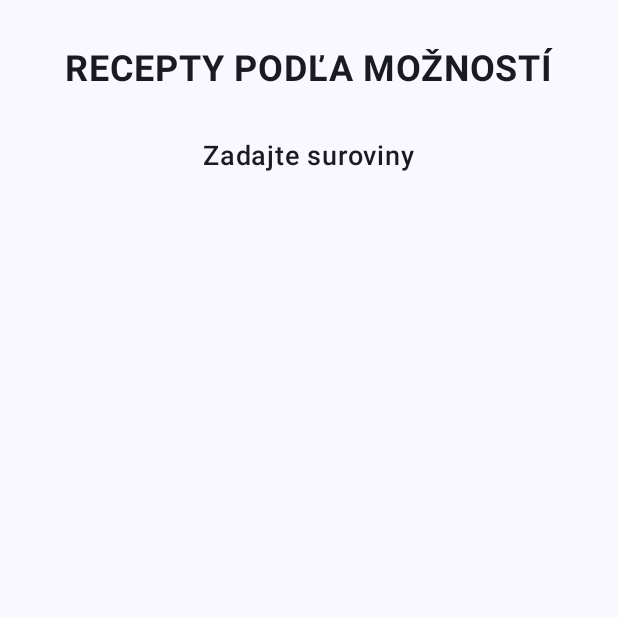
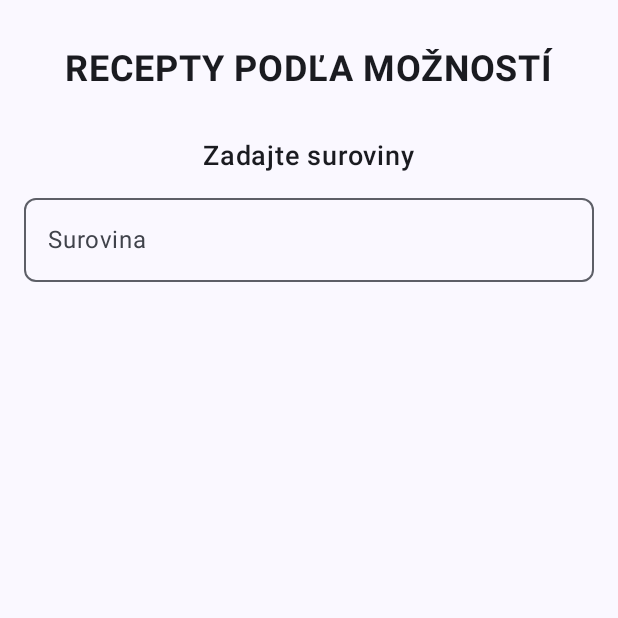
Before and after one commit to janko159/SemestralkaRecepty, an Android app built with Jetpack Compose: the screen it shows after launch (MainActivity), on a phone screen of 412 x 824 dp, the top half of it. Run offline under Robolectric (Android 15) with nearby library versions, the phone set to English and light mode, and no system bars.

Commit message:
Tlacidlo
Pridanie input okienka

```diff
--- a/app/src/main/java/com/example/receptysemestralka/ui/home/HomeScreen.kt
+++ b/app/src/main/java/com/example/receptysemestralka/ui/home/HomeScreen.kt
@@ -1,9 +1,11 @@
 package com.example.receptysemestralka.ui.home
 
 import androidx.compose.foundation.layout.*
+import androidx.compose.foundation.shape.RoundedCornerShape
 import androidx.compose.material3.MaterialTheme
+import androidx.compose.material3.OutlinedTextField
 import androidx.compose.material3.Text
-import androidx.compose.runtime.Composable
+import androidx.compose.runtime.*
 import androidx.compose.ui.Alignment
 import androidx.compose.ui.Modifier
 import androidx.compose.ui.text.font.FontWeight
@@ -14,12 +16,16 @@ import androidx.compose.ui.unit.sp
 fun HomeScreen(
     modifier: Modifier = Modifier
 ) {
+    // Stav pre textové pole "Surovina"
+    var ingredient by remember { mutableStateOf("") }
+
     Column(
         modifier = modifier
             .fillMaxSize()
             .padding(top = 32.dp, start = 16.dp, end = 16.dp),
         horizontalAlignment = Alignment.CenterHorizontally
     ) {
+        // Hlavný nadpis
         Text(
             text = "RECEPTY PODĽA MOŽNOSTÍ",
             fontSize = 24.sp,
@@ -29,11 +35,28 @@ fun HomeScreen(
 
         Spacer(modifier = Modifier.height(32.dp))
 
+        // Podnadpis
         Text(
             text = "Zadajte suroviny",
             fontSize = 18.sp,
             fontWeight = FontWeight.Medium,
             color = MaterialTheme.colorScheme.onBackground
         )
+
+        Spacer(modifier = Modifier.height(16.dp))
+
+        // Textové pole na zadanie suroviny
+        OutlinedTextField(
+            value = ingredient,
+            onValueChange = { ingredient = it },
+            placeholder = { Text("Surovina") },
+            modifier = Modifier
+                .fillMaxWidth()
+                .height(56.dp),
+            shape = RoundedCornerShape(8.dp),
+            singleLine = true
+        )
+
+        // Ďalšie UI prvky (tlačidlá...) pridáme neskôr
     }
 }
```
